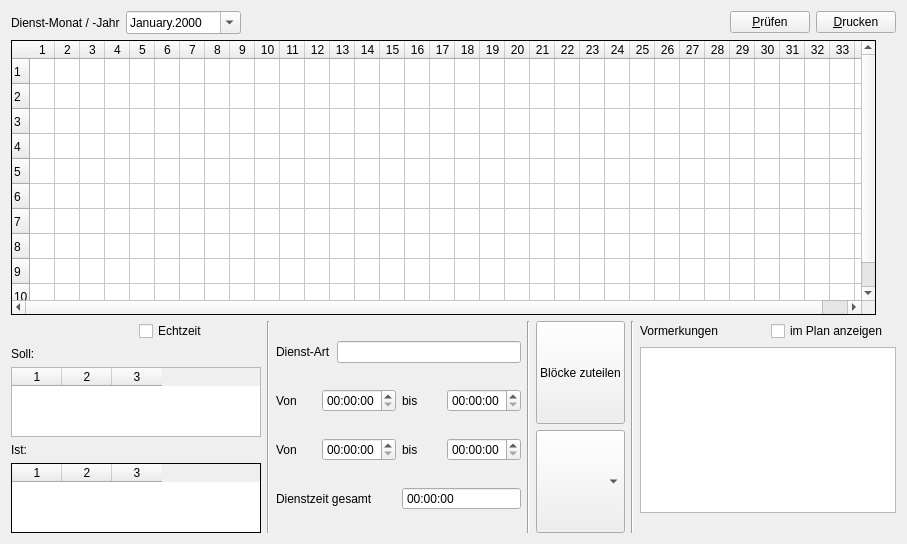
Above: crosterwindow.ui from joergpauly/megaroster before the change. Below: the same form after it.
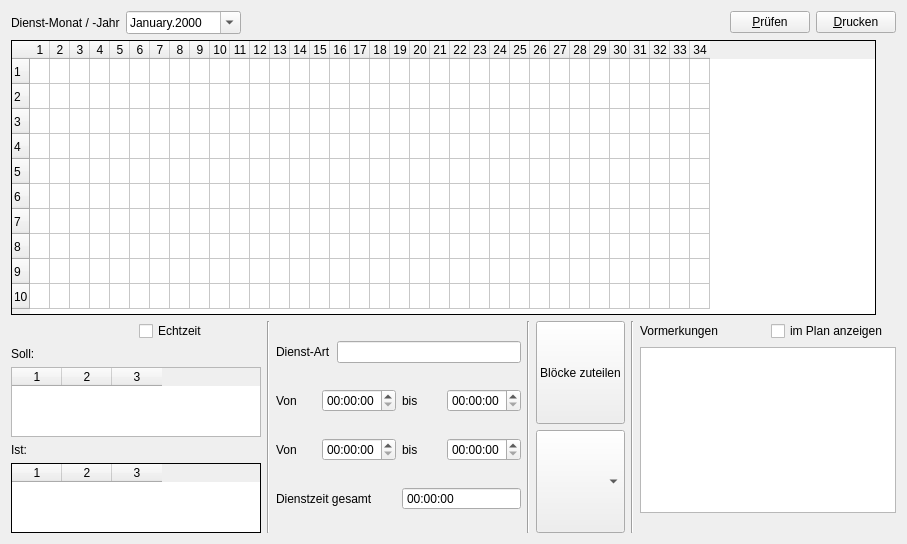
That is the form after the change.

The edit to the form file:
```diff
--- a/crosterwindow.ui
+++ b/crosterwindow.ui
@@ -91,7 +91,10 @@
         <number>34</number>
        </property>
        <attribute name="horizontalHeaderDefaultSectionSize">
-        <number>25</number>
+        <number>20</number>
+       </attribute>
+       <attribute name="horizontalHeaderMinimumSectionSize">
+        <number>20</number>
        </attribute>
        <attribute name="verticalHeaderDefaultSectionSize">
         <number>25</number>
```
